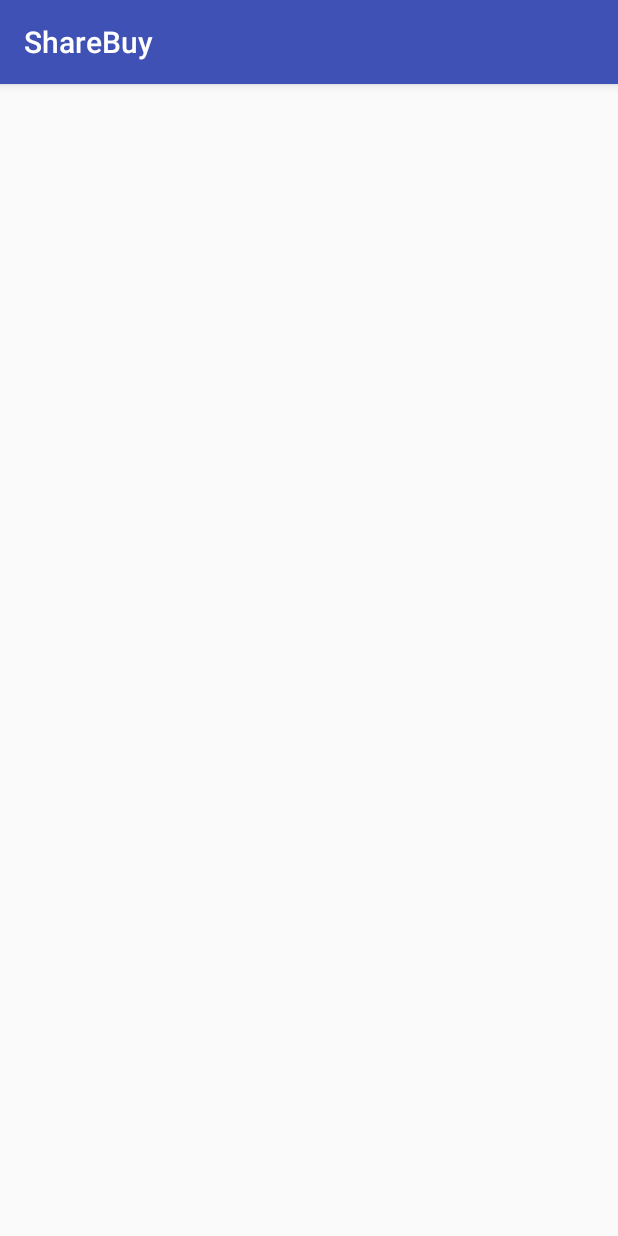
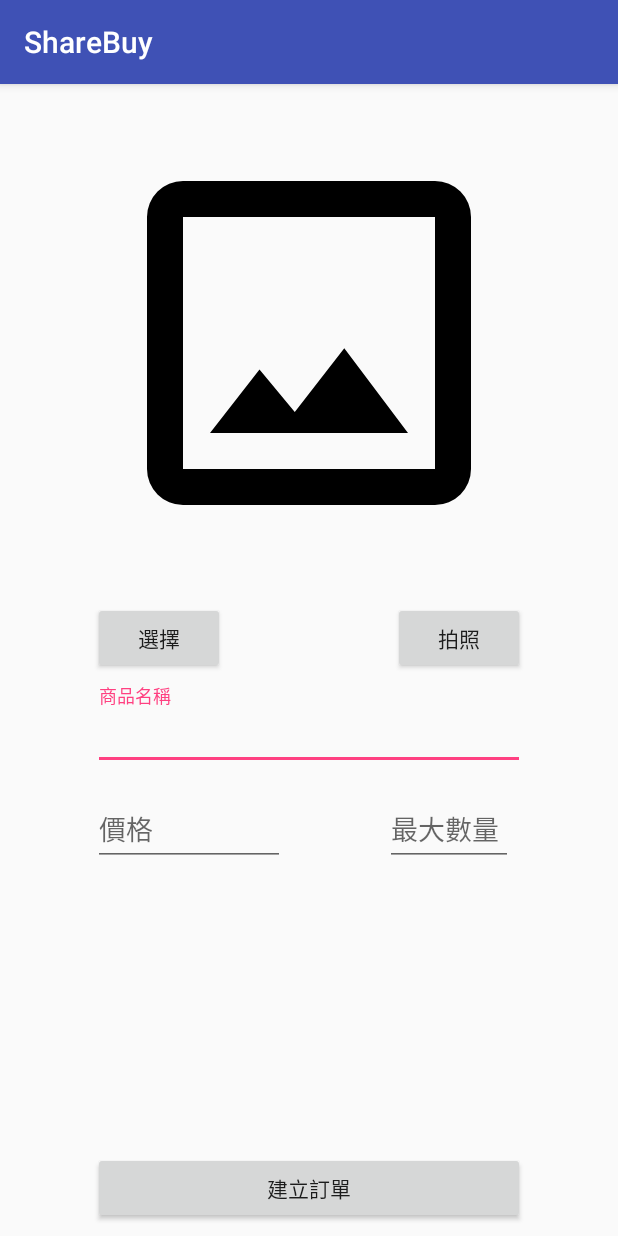
Before and after one commit to mingmintang/sharebuy, an Android app: the AddOrderActivity screen opened directly, with no data from a screen before it, on a phone screen of 412 x 824 dp. Run offline under Robolectric (Android 15) with nearby library versions, the phone set to English and light mode, and no system bars.

Commit message:
Design add order layout

```diff
--- a/app/build.gradle
+++ b/app/build.gradle
@@ -9,6 +9,7 @@ android {
         versionCode 1
         versionName "1.0"
         testInstrumentationRunner "android.support.test.runner.AndroidJUnitRunner"
+        vectorDrawables.useSupportLibrary = true
     }
     buildTypes {
         release {
--- a/app/src/main/AndroidManifest.xml
+++ b/app/src/main/AndroidManifest.xml
@@ -17,6 +17,7 @@
         <activity
             android:name=".MainActivity"
             android:label="@string/app_name"
+            android:screenOrientation="portrait"
             android:theme="@style/AppTheme.NoActionBar">
             <intent-filter>
                 <action android:name="android.intent.action.MAIN" />
@@ -24,7 +25,8 @@
                 <category android:name="android.intent.category.LAUNCHER" />
             </intent-filter>
         </activity>
-        <activity android:name=".AddItemActivity"></activity>
+        <activity android:name=".AddOrderActivity"
+            android:screenOrientation="portrait"></activity>
     </application>
 
 </manifest>
--- a/app/src/main/java/com/mingmin/sharebuy/AddItemActivity.java
+++ b/app/src/main/java/com/mingmin/sharebuy/AddOrderActivity.java
@@ -3,11 +3,11 @@ package com.mingmin.sharebuy;
 import android.support.v7.app.AppCompatActivity;
 import android.os.Bundle;
 
-public class AddItemActivity extends AppCompatActivity {
+public class AddOrderActivity extends AppCompatActivity {
 
     @Override
     protected void onCreate(Bundle savedInstanceState) {
         super.onCreate(savedInstanceState);
-        setContentView(R.layout.activity_add_item);
+        setContentView(R.layout.activity_add_order);
     }
 }
--- a/app/src/main/java/com/mingmin/sharebuy/MainActivity.java
+++ b/app/src/main/java/com/mingmin/sharebuy/MainActivity.java
@@ -1,5 +1,6 @@
 package com.mingmin.sharebuy;
 
+import android.content.Intent;
 import android.os.Bundle;
 import android.support.annotation.NonNull;
 import android.support.design.widget.FloatingActionButton;
@@ -19,6 +20,7 @@ import java.util.Arrays;
 public class MainActivity extends AppCompatActivity implements FirebaseAuth.AuthStateListener {
 
     private static final int RC_SIGN_IN = 1;
+    private static final int RC_ADD_ITEM = 2;
 
     @Override
     protected void onCreate(Bundle savedInstanceState) {
@@ -35,7 +37,7 @@ public class MainActivity extends AppCompatActivity implements FirebaseAuth.Auth
         fab.setOnClickListener(new View.OnClickListener() {
             @Override
             public void onClick(View view) {
-
+                startActivityForResult(new Intent(MainActivity.this, AddOrderActivity.class), RC_ADD_ITEM);
             }
         });
     }
--- /dev/null
+++ b/app/src/main/res/drawable/ic_image.xml
@@ -0,0 +1,7 @@
+<vector xmlns:android="http://schemas.android.com/apk/res/android"
+    android:height="24dp"
+    android:width="24dp"
+    android:viewportWidth="24"
+    android:viewportHeight="24">
+    <path android:fillColor="#000" android:pathData="M19,19H5V5H19M19,3H5A2,2 0 0,0 3,5V19A2,2 0 0,0 5,21H19A2,2 0 0,0 21,19V5A2,2 0 0,0 19,3M13.96,12.29L11.21,15.83L9.25,13.47L6.5,17H17.5L13.96,12.29Z" />
+</vector>
--- a/app/src/main/res/layout/activity_add_item.xml
+++ /dev/null
@@ -1,9 +0,0 @@
-<?xml version="1.0" encoding="utf-8"?>
-<android.support.constraint.ConstraintLayout xmlns:android="http://schemas.android.com/apk/res/android"
-    xmlns:app="http://schemas.android.com/apk/res-auto"
-    xmlns:tools="http://schemas.android.com/tools"
-    android:layout_width="match_parent"
-    android:layout_height="match_parent"
-    tools:context=".AddItemActivity">
-
-</android.support.constraint.ConstraintLayout>
--- /dev/null
+++ b/app/src/main/res/layout/activity_add_order.xml
@@ -0,0 +1,118 @@
+<?xml version="1.0" encoding="utf-8"?>
+<android.support.constraint.ConstraintLayout xmlns:android="http://schemas.android.com/apk/res/android"
+    xmlns:app="http://schemas.android.com/apk/res-auto"
+    xmlns:tools="http://schemas.android.com/tools"
+    android:layout_width="match_parent"
+    android:layout_height="match_parent"
+    tools:context=".AddOrderActivity">
+    <ImageView
+        android:id="@+id/add_order_image"
+        android:layout_width="0dp"
+        android:layout_height="0dp"
+        app:layout_constraintBottom_toTopOf="@+id/guideline3"
+        app:layout_constraintEnd_toStartOf="@+id/guideline2"
+        app:layout_constraintStart_toStartOf="@+id/guideline"
+        app:layout_constraintTop_toTopOf="parent"
+        app:srcCompat="@drawable/ic_image" />
+
+    <Button
+        android:id="@+id/add_order_pickImage"
+        android:layout_width="wrap_content"
+        android:layout_height="wrap_content"
+        android:text="選擇"
+        app:layout_constraintStart_toStartOf="@+id/guideline"
+        app:layout_constraintTop_toTopOf="@+id/guideline3" />
+
+    <Button
+        android:id="@+id/add_order_camera"
+        android:layout_width="wrap_content"
+        android:layout_height="wrap_content"
+        android:text="拍照"
+        app:layout_constraintEnd_toStartOf="@+id/guideline2"
+        app:layout_constraintTop_toTopOf="@+id/guideline3" />
+
+    <Button
+        android:id="@+id/add_order_createOrder"
+        android:layout_width="0dp"
+        android:layout_height="wrap_content"
+        android:layout_marginBottom="8dp"
+        android:text="建立訂單"
+        app:layout_constraintBottom_toBottomOf="parent"
+        app:layout_constraintEnd_toStartOf="@+id/guideline2"
+        app:layout_constraintStart_toStartOf="@+id/guideline" />
+
+    <android.support.design.widget.TextInputLayout
+        android:id="@+id/add_order_name_layout"
+        android:layout_width="0dp"
+        android:layout_height="wrap_content"
+        android:layout_marginTop="8dp"
+        app:layout_constraintEnd_toStartOf="@+id/guideline2"
+        app:layout_constraintStart_toStartOf="@+id/guideline"
+        app:layout_constraintTop_toBottomOf="@+id/add_order_pickImage">
+
+        <android.support.design.widget.TextInputEditText
+            android:id="@+id/add_order_name"
+            android:layout_width="match_parent"
+            android:layout_height="wrap_content"
+            android:hint="商品名稱"
+            android:singleLine="true" />
+    </android.support.design.widget.TextInputLayout>
+
+    <android.support.design.widget.TextInputLayout
+        android:id="@+id/add_order_price_layout"
+        android:layout_width="wrap_content"
+        android:layout_height="wrap_content"
+        android:layout_marginTop="8dp"
+        app:layout_constraintStart_toStartOf="@+id/guideline"
+        app:layout_constraintTop_toBottomOf="@+id/add_order_name_layout">
+
+        <android.support.design.widget.TextInputEditText
+            android:id="@+id/add_order_price"
+            android:layout_width="match_parent"
+            android:layout_height="wrap_content"
+            android:ems="6"
+            android:hint="價格"
+            android:inputType="number"
+            android:singleLine="true" />
+    </android.support.design.widget.TextInputLayout>
+
+    <android.support.design.widget.TextInputLayout
+        android:id="@+id/add_order_count_max_layout"
+        android:layout_width="wrap_content"
+        android:layout_height="wrap_content"
+        android:layout_marginEnd="8dp"
+        app:layout_constraintEnd_toStartOf="@+id/guideline2"
+        app:layout_constraintTop_toTopOf="@+id/add_order_price_layout">
+
+        <android.support.design.widget.TextInputEditText
+            android:id="@+id/add_order_count_max"
+            android:layout_width="match_parent"
+            android:layout_height="wrap_content"
+            android:ems="4"
+            android:hint="最大數量"
+            android:inputType="number"
+            android:singleLine="true" />
+    </android.support.design.widget.TextInputLayout>
+
+    <android.support.constraint.Guideline
+        android:id="@+id/guideline"
+        android:layout_width="wrap_content"
+        android:layout_height="wrap_content"
+        android:orientation="vertical"
+        app:layout_constraintGuide_percent="0.15" />
+
+    <android.support.constraint.Guideline
+        android:id="@+id/guideline2"
+        android:layout_width="wrap_content"
+        android:layout_height="wrap_content"
+        android:orientation="vertical"
+        app:layout_constraintGuide_percent="0.85" />
+
+    <android.support.constraint.Guideline
+        android:id="@+id/guideline3"
+        android:layout_width="wrap_content"
+        android:layout_height="wrap_content"
+        android:orientation="horizontal"
+        app:layout_constraintGuide_percent="0.45" />
+
+</android.support.constraint.ConstraintLayout>
```
